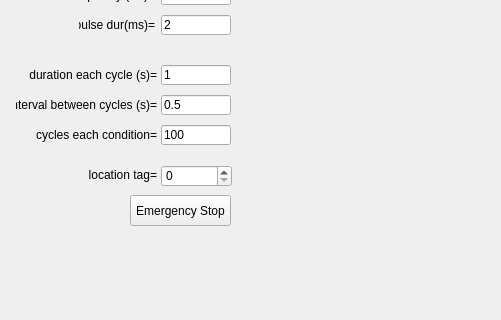
Old version of the form src/foraging_gui/OpticalTagging.ui in the repository AllenNeuralDynamics/dynamic-foraging-task; both pictures show x 0 to 501 and y 255 to 575 of the 501 by 575 pixel window.
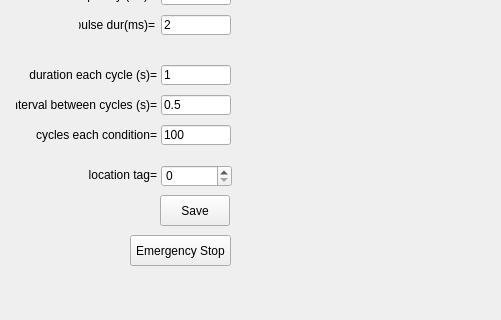
New version of the form.

Diff of the .ui file:
```diff
--- a/src/foraging_gui/OpticalTagging.ui
+++ b/src/foraging_gui/OpticalTagging.ui
@@ -717,7 +717,7 @@
    <property name="geometry">
     <rect>
      <x>130</x>
-     <y>450</y>
+     <y>490</y>
      <width>101</width>
      <height>31</height>
     </rect>
@@ -726,6 +726,22 @@
     <string>Emergency Stop</string>
    </property>
   </widget>
+  <widget class="QPushButton" name="Save">
+   <property name="geometry">
+    <rect>
+     <x>160</x>
+     <y>450</y>
+     <width>70</width>
+     <height>31</height>
+    </rect>
+   </property>
+   <property name="text">
+    <string>Save</string>
+   </property>
+   <property name="checkable">
+    <bool>true</bool>
+   </property>
+  </widget>
  </widget>
  <resources/>
  <connections/>
```
